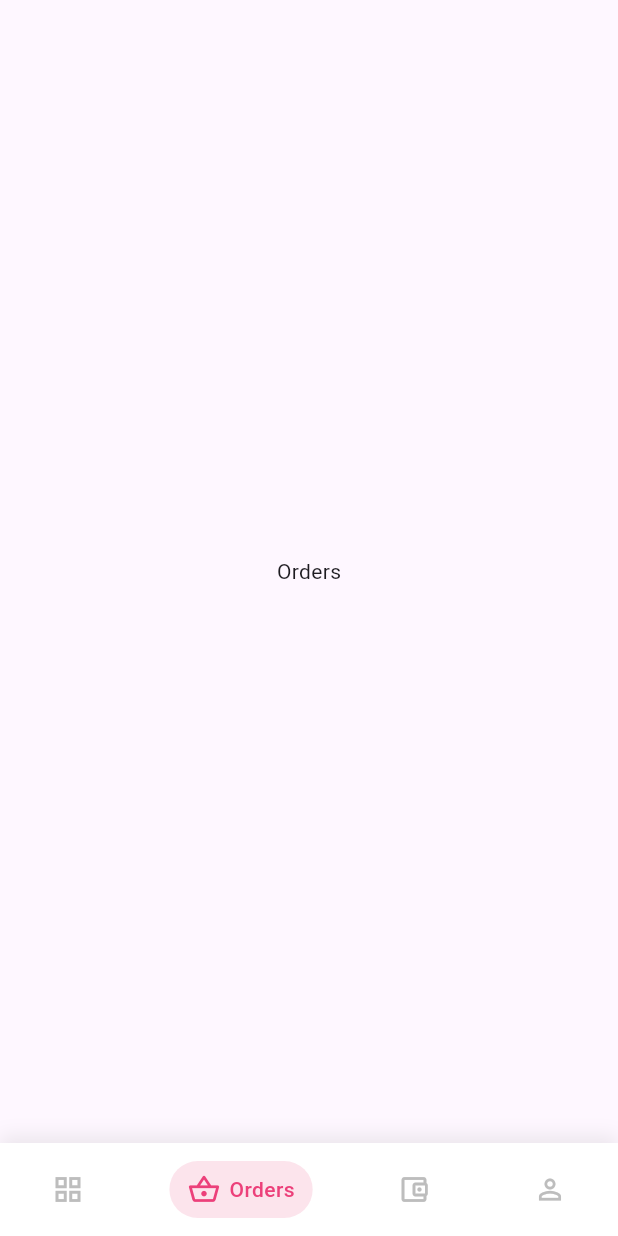
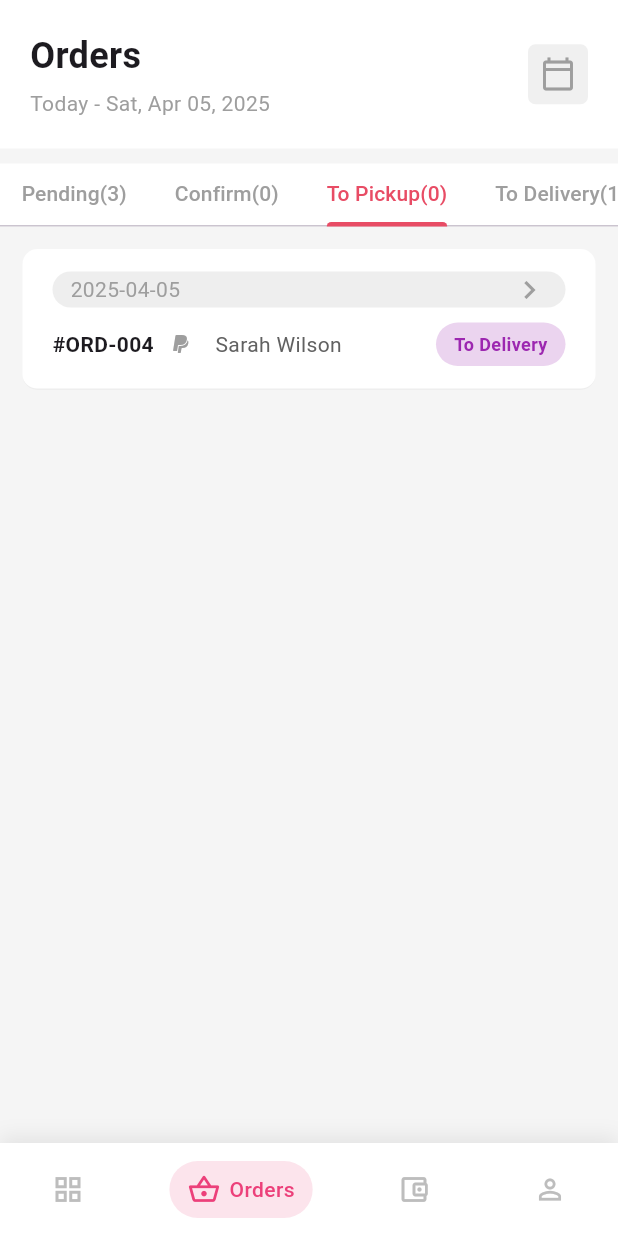
Before and after one commit to EWO-CHIKAMSO/Ready_ecommerce-dashboard, a Flutter app: the screen it shows after launch, item 2 of the bottom bar chosen, on a phone screen of 412 x 824 dp. Run offline on Flutter 3.47's test engine with Material 3 defaults, Android fonts, the phone set to English and light mode, and no system bars.

Commit message:
new commits

```diff
--- /dev/null
+++ b/lib/screens/orders_screen.dart
@@ -0,0 +1,526 @@
+
+
+import 'package:flutter/material.dart';
+
+class OrdersPage extends StatefulWidget {
+  const OrdersPage({Key? key}) : super(key: key);
+
+  @override
+  State<OrdersPage> createState() => _OrdersPageState();
+}
+
+class _OrdersPageState extends State<OrdersPage> with SingleTickerProviderStateMixin {
+  late TabController _tabController;
+
+  final List<Map<String, dynamic>> _tabs = [
+    {'title': 'All', 'count': 3},
+    {'title': 'Pending', 'count': 3},
+    {'title': 'Confirm', 'count': 0},
+    {'title': 'To Pickup', 'count': 0},
+    {'title': 'To Delivery', 'count': 1},
+    {'title': 'Delivered', 'count': null},
+  ];
+
+
+   final List<Map<String, dynamic>> orderItems = [
+    {
+      'orderId': '#ORD-001',
+      'date': '2025-04-05',
+      'customerName': 'John Doe',
+      'status': 'Pending',
+      'statusColor': Colors.orange,
+    },
+    {
+      'orderId': '#ORD-002',
+      'date': '2025-04-05',
+      'customerName': 'Jane Smith',
+      'status': 'Delivered',
+      'statusColor': Colors.green,
+    },
+    {
+      'orderId': '#ORD-003',
+      'date': '2025-04-05',
+      'customerName': 'Mike Johnson',
+      'status': 'To Pickup',
+      'statusColor': Colors.blue,
+    },
+    {
+      'orderId': '#ORD-004',
+      'date': '2025-04-05',
+      'customerName': 'Sarah Wilson',
+      'status': 'To Delivery',
+      'statusColor': Colors.purple,
+    },
+    {
+      'orderId': '#ORD-005',
+      'date': '2025-04-05',
+      'customerName': 'Tom Brown',
+      'status': 'Confirm',
+      'statusColor': Colors.teal,
+    },
+    {
+      'orderId': '#ORD-006',
+      'date': '2025-04-05',
+      'customerName': 'Lisa Anderson',
+      'status': 'Pending',
+      'statusColor': Colors.orange,
+    },
+  ];
+
+  final List<Map<String, dynamic>> buildOrderCards=[
+    {
+      'orderId': '#ORD-001',
+      'orderAmount': '50.00',
+      'paymentMethod': 'Credit Card',
+      'location': '123 Main St, City',
+      'date': '2025-04-05',
+    },
+    {
+      'orderId': '#ORD-002',
+      'orderAmount': '75.00',
+      'paymentMethod': 'PayPal',
+      'location': '456 Elm St, City',
+      'date': '2025-04-05',
+    },
+    {
+      'orderId': '#ORD-003',
+      'orderAmount': '100.00',
+      'paymentMethod': 'Cash on Delivery',
+      'location': '789 Oak St, City',
+      'date': '2025-04-05',
+    },
+  ];
+  @override
+  void initState() {
+    super.initState();
+    _tabController = TabController(length: _tabs.length, vsync: this, initialIndex: 3);
+  }
+
+  @override
+  void dispose() {
+    _tabController.dispose();
+    super.dispose();
+  }
+
+  @override
+  Widget build(BuildContext context) {
+    return Scaffold(
+      backgroundColor: const Color(0xFFF5F5F5),
+      body: SafeArea(
+        child: Column(
+          children: [
+            // Header
+            Container(
+              padding: const EdgeInsets.all(20),
+              color: Colors.white,
+              child: Row(
+                mainAxisAlignment: MainAxisAlignment.spaceBetween,
+                children: [
+                  Column(
+                    crossAxisAlignment: CrossAxisAlignment.start,
+                    children: const [
+                      Text(
+                        'Orders',
+                        style: TextStyle(
+                          fontSize: 24,
+                          fontWeight: FontWeight.bold,
+                        ),
+                      ),
+                      SizedBox(height: 5),
+                      Text(
+                        'Today - Sat, Apr 05, 2025',
+                        style: TextStyle(
+                          color: Colors.grey,
+                          fontSize: 14,
+                        ),
+                      ),
+                    ],
+                  ),
+                  Container(
+                    padding: const EdgeInsets.all(8),
+                    decoration: BoxDecoration(
+                      color: const Color(0xFFF0F0F0),
+                      borderRadius: BorderRadius.circular(5),
+                    ),
+                    child: const Icon(
+                      Icons.calendar_today_outlined,
+                      color: Colors.grey,
+                    ),
+                  ),
+                ],
+              ),
+            ),
+            const SizedBox(height: 10),
+
+            // TabBar
+            Container(
+              color: Colors.white,
+              child: TabBar(
+                controller: _tabController,
+                isScrollable: true,
+                indicatorColor: const Color(0xFFE84C65),
+                labelColor: const Color(0xFFE84C65),
+                unselectedLabelColor: Colors.grey,
+                indicatorWeight: 2,
+                tabs: _tabs.map((tab) {
+                  return Tab(
+                    height: 40,
+                    child: Row(
+                      children: [
+                        Text(tab['title']),
+                        if (tab['count'] != null)
+                          Text(
+                            '(${tab['count']})',
+                            style: const TextStyle(
+                              fontSize: 14,
+                            ),
+                          ),
+                      ],
+                    ),
+                  );
+                }).toList(),
+              ),
+            ),
+
+            // TabBarView with order lists
+                  Expanded(
+                    child: TabBarView(
+                    controller: _tabController,
+                    children: [
+                      // All orders
+                      Expanded(
+                      child: ListView(
+                        padding: const EdgeInsets.all(15),
+
+                        children: List.generate(3, (index) => _buildOrderItem(
+                          orderId: orderItems[index]['orderId'],
+                          date: orderItems[index]['date'],
+                          customerName: orderItems[index]['customerName'],
+                          status: orderItems[index]['status'],
+                          statusColor: orderItems[index]['statusColor'],
+                        )),
+                      ),
+                      ),
+                      // Confirm
+                      Expanded(
+                      child: Center(
+                        child: Column(
+                          children: [
+                            buildOrderCard(
+                              orderId: '${buildOrderCards[0]['orderId']}',
+                              orderAmount: '${buildOrderCards[0]['orderAmount']}',
+                              paymentMethod: '${buildOrderCards[0]['paymentMethod']}',
+                              location: '${buildOrderCards[0]['location']}',
+                              date: '${buildOrderCards[0]['date']}',
+
+                            ),
+                          ],
+                        )
+                      ),
+                      ),
+                      // To Pickup
+                      const Expanded(
+                      child: Center(
+                        child: Text('No orders to pickup'),
+                      ),
+                      ),
+                      // To Delivery
+                      Expanded(
+                      child: ListView(
+                        padding: const EdgeInsets.all(15),
+                        children: [
+                          _buildOrderItem(
+                            orderId: orderItems[3]['orderId'],
+                            date: orderItems[3]['date'],
+                            customerName: orderItems[3]['customerName'],
+                            status: orderItems[3]['status'],
+                            statusColor: orderItems[3]['statusColor'],
+                          ),
+                        ],
+                      ),
+                      ),
+                      // Delivered
+                      const Expanded(
+                      child: Center(
+                        child: Text('No delivered orders'),
+                      ),
+                      ),
+                    ],
+                    ),
+                  ),    ],
+        ),
+      ),
+    );
+  }
+
+  Widget _buildOrderItem({
+    required String orderId,
+    required String date,
+    required String customerName,
+    required String status,
+    required Color statusColor,
+  }) {
+    return Container(
+
+      padding: const EdgeInsets.symmetric(vertical: 15, horizontal: 20),
+      margin: EdgeInsets.only(bottom: 10),
+      decoration: const BoxDecoration(
+          color: Colors.white,
+          borderRadius: BorderRadius.all(Radius.circular(10)),
+        border: Border(
+
+          bottom: BorderSide(
+            color: Color(0xFFEEEEEE),
+            width: 1,
+          ),
+        ),
+      ),
+      child: Column(
+        children: [
+          Container(
+            padding: const EdgeInsets.symmetric(horizontal: 12, vertical: 0),
+            decoration: BoxDecoration(
+              color:  Colors.grey[200],
+              borderRadius: BorderRadius.circular(20),
+            ),
+            child: Row(
+              mainAxisAlignment: MainAxisAlignment.spaceBetween,
+              children: [
+                 Text(
+                  date,
+                  style: TextStyle(
+                    fontSize: 14,
+                    color: Colors.grey,
+                  ),
+                ),
+               const Icon(
+                  Icons.chevron_right,
+                  color: Colors.grey,
+                ),
+              ],
+            ),
+          ),
+          const SizedBox(height: 10),
+          Row(
+            mainAxisAlignment: MainAxisAlignment.spaceBetween,
+            children: [
+              Row(
+                children: [
+                   Text(
+                    orderId,
+                    style: TextStyle(
+                      fontWeight: FontWeight.bold,
+                      fontSize: 14,
+                    ),
+                  ),
+                   const SizedBox(width: 10),
+                   const Icon(
+                    Icons.paypal,
+                    color: Colors.grey,
+                    size: 16,
+                  ),
+                  const SizedBox(width: 15),
+                  Text(
+                    customerName,
+                    style: TextStyle(
+                      color: Colors.grey[700],
+                      fontSize: 14,
+                    ),
+                  ),
+                ],
+              ),
+              Row(
+                children: [
+                  Container(
+                    padding: const EdgeInsets.symmetric(horizontal: 12, vertical: 6),
+                    decoration: BoxDecoration(
+                      color: statusColor.withOpacity(0.2),
+                      borderRadius: BorderRadius.circular(20),
+                    ),
+                    child: Text(
+                      status,
+                      style: TextStyle(
+                        color: statusColor,
+                        fontWeight: FontWeight.bold,
+                        fontSize: 12,
+                      ),
+                    ),
+                  ),
+
+
+                ],
+              ),
+            ],
+          ),
+        ],
+      ),
+    );
+  }
+}
+
+
+
+
+Widget buildOrderCard({
+  required String orderId,
+  required String orderAmount,
+  required String paymentMethod,
+  required String location,
+  required String date,
+}) {
+  return Container(
+    margin: const EdgeInsets.only(bottom: 15),
+    decoration: BoxDecoration(
+      color: Colors.white,
+      borderRadius: BorderRadius.circular(10),
+      boxShadow: [
+        BoxShadow(
+          color: Colors.grey.withOpacity(0.05),
+          blurRadius: 4,
+          offset: const Offset(0, 1),
+        ),
+      ],
+    ),
+    child: Column(
+      crossAxisAlignment: CrossAxisAlignment.start,
+      children: [
+        // Header with date and arrow
+        Padding(
+          padding: const EdgeInsets.symmetric(horizontal: 16, vertical: 12),
+          child: Row(
+            mainAxisAlignment: MainAxisAlignment.spaceBetween,
+            children: [
+              Text(
+                date,
+                style: const TextStyle(
+                  fontSize: 14,
+                  fontWeight: FontWeight.w500,
+                ),
+              ),
+              const Icon(Icons.chevron_right, color: Colors.grey),
+            ],
+          ),
+        ),
+
+        // Order ID row
+        Padding(
+          padding: const EdgeInsets.symmetric(horizontal: 16, vertical: 6),
+          child: Row(
+            mainAxisAlignment: MainAxisAlignment.spaceBetween,
+            children: [
+              Text(
+                "ORDER ID",
+                style: TextStyle(color: Colors.grey[400], fontSize: 12),
+              ),
+              Text(
+                orderId,
+                style: const TextStyle(
+                  fontWeight: FontWeight.bold,
+                  fontSize: 14,
+                ),
+              ),
+            ],
+          ),
+        ),
+
+        const Divider(height: 1, thickness: 1, color: Color(0xFFEEEEEE)),
+
+        // Order Amount row
+        Padding(
+          padding: const EdgeInsets.symmetric(horizontal: 16, vertical: 6),
+          child: Row(
+            mainAxisAlignment: MainAxisAlignment.spaceBetween,
+            children: [
+              Text(
+                "Order Amount",
+                style: TextStyle(color: Colors.grey[400], fontSize: 12),
+              ),
+              Text(
+                "\$$orderAmount",
+                style: const TextStyle(fontSize: 14),
+              ),
+            ],
+          ),
+        ),
+
+        // Payment Method row
+        Padding(
+          padding: const EdgeInsets.symmetric(horizontal: 16, vertical: 6),
+          child: Row(
+            mainAxisAlignment: MainAxisAlignment.spaceBetween,
+            children: [
+              Text(
+                "Payment Method",
+                style: TextStyle(color: Colors.grey[400], fontSize: 12),
+              ),
+              Text(
+                paymentMethod,
+                style: const TextStyle(fontSize: 14),
+              ),
+            ],
+          ),
+        ),
+
+        // Location row
+        Padding(
+          padding: const EdgeInsets.symmetric(horizontal: 16, vertical: 6),
+          child: Row(
+            mainAxisAlignment: MainAxisAlignment.spaceBetween,
+            children: [
+              Text(
+                "Location",
+                style: TextStyle(color: Colors.grey[400], fontSize: 12),
+              ),
+              Expanded(
+                child: Text(
+                  location,
+                  style: const TextStyle(fontSize: 14),
+                  textAlign: TextAlign.right,
+                ),
+              ),
+            ],
+          ),
+        ),
+
+        // Buttons row
+        Padding(
+          padding: const EdgeInsets.all(16),
+          child: Row(
+            mainAxisAlignment: MainAxisAlignment.end,
+            children: [
+              OutlinedButton(
+                onPressed: () {
+                  // Cancel action
+                },
+                style: OutlinedButton.styleFrom(
+                  side: const BorderSide(color: Color(0xFFFF6B6B)),
+                  foregroundColor: const Color(0xFFFF6B6B),
+                  shape: RoundedRectangleBorder(
+                    borderRadius: BorderRadius.circular(8),
+                  ),
+                  padding: const EdgeInsets.symmetric(horizontal: 16, vertical: 8),
+                ),
+                child: const Text("Cancel"),
+              ),
+              const SizedBox(width: 10),
+              ElevatedButton(
+                onPressed: () {
+                  // Confirm action
+                },
+                style: ElevatedButton.styleFrom(
+                  backgroundColor: const Color(0xFF00D261),
+                  foregroundColor: Colors.white,
+                  shape: RoundedRectangleBorder(
+                    borderRadius: BorderRadius.circular(8),
+                  ),
+                  padding: const EdgeInsets.symmetric(horizontal: 16, vertical: 8),
+                ),
+                child: const Text("Confirm"),
+              ),
+            ],
+          ),
+        )
+      ],
+    ),
+  );
+}
--- a/lib/widgets/buttomnav.dart
+++ b/lib/widgets/buttomnav.dart
@@ -1,5 +1,6 @@
 import 'package:flutter/material.dart';
 import 'package:ready_ecommerce/screens/dashboard.dart';
+import 'package:ready_ecommerce/screens/orders_screen.dart';
 
 
 class BottomNav extends StatefulWidget {
@@ -14,7 +15,7 @@ class _BottomNavState extends State<BottomNav> {
 
   final List<Widget> _pages = const [
    EcommerceDashboard(),
-    Center(child: Text('Orders')),
+   OrdersPage(),
     Center(child: Text('Wallet')),
     Center(child: Text('Profile')),
   ];
```
